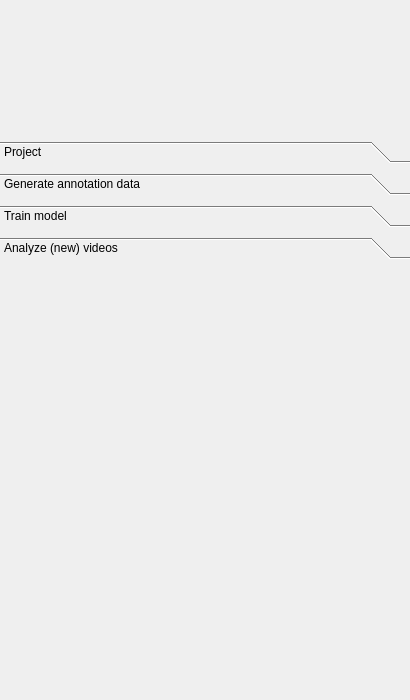
Old version of the form octron/qt_gui/octron.ui in the repository horsto/OCTRON-GUI.
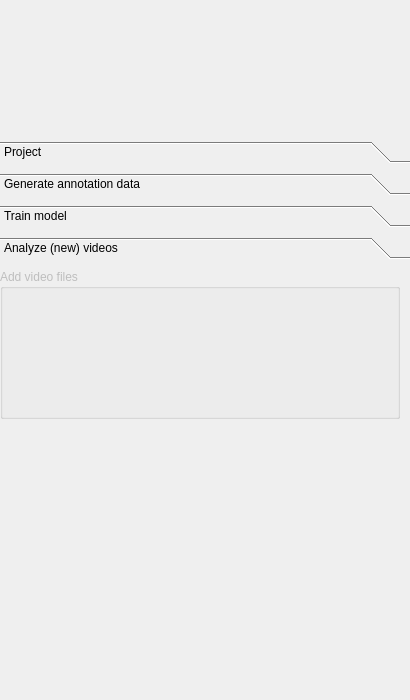
New version of the form. The open tabs and pages were chosen to show the change. Icons and pictures are not drawn.

Commit message: Added new checkbox and video drag area

```diff
--- a/octron/qt_gui/octron.ui
+++ b/octron/qt_gui/octron.ui
@@ -1972,6 +1972,82 @@
        <attribute name="toolTip">
         <string>Use trained models to run predictions on new videos</string>
        </attribute>
+       <widget class="QWidget" name="verticalLayoutWidget_5">
+        <property name="geometry">
+         <rect>
+          <x>0</x>
+          <y>0</y>
+          <width>402</width>
+          <height>150</height>
+         </rect>
+        </property>
+        <layout class="QVBoxLayout" name="predict_verticalLayout">
+         <item>
+          <widget class="QGroupBox" name="predict_video_drop_groupbox">
+           <property name="enabled">
+            <bool>false</bool>
+           </property>
+           <property name="sizePolicy">
+            <sizepolicy hsizetype="Maximum" vsizetype="Maximum">
+             <horstretch>0</horstretch>
+             <verstretch>0</verstretch>
+            </sizepolicy>
+           </property>
+           <property name="minimumSize">
+            <size>
+             <width>400</width>
+             <height>150</height>
+            </size>
+           </property>
+           <property name="maximumSize">
+            <size>
+             <width>400</width>
+             <height>150</height>
+            </size>
+           </property>
+           <property name="title">
+            <string>Add video files</string>
+           </property>
+           <layout class="QHBoxLayout" name="horizontalLayout_3">
+            <property name="spacing">
+             <number>20</number>
+            </property>
+            <property name="leftMargin">
+             <number>9</number>
+            </property>
+            <property name="topMargin">
+             <number>9</number>
+            </property>
+            <property name="rightMargin">
+             <number>9</number>
+            </property>
+            <property name="bottomMargin">
+             <number>9</number>
+            </property>
+            <item>
+             <widget class="QWidget" name="predict_video_drop_widget" native="true">
+              <property name="minimumSize">
+               <size>
+                <width>380</width>
+                <height>110</height>
+               </size>
+              </property>
+              <property name="maximumSize">
+               <size>
+                <width>380</width>
+                <height>110</height>
+               </size>
+              </property>
+              <property name="toolTip">
+               <string>Drag and drop .mp4 files here</string>
+              </property>
+             </widget>
+            </item>
+           </layout>
+          </widget>
+         </item>
+        </layout>
+       </widget>
       </widget>
      </widget>
     </item>
```
Left out of the diff: 58 changed lines with no effect on the pictures. The commit also changes 3 other files.
